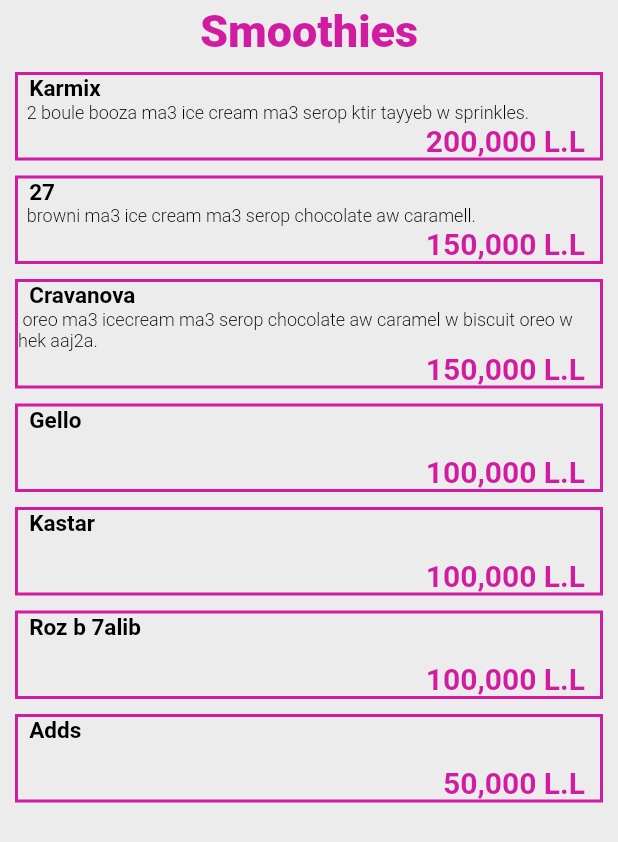
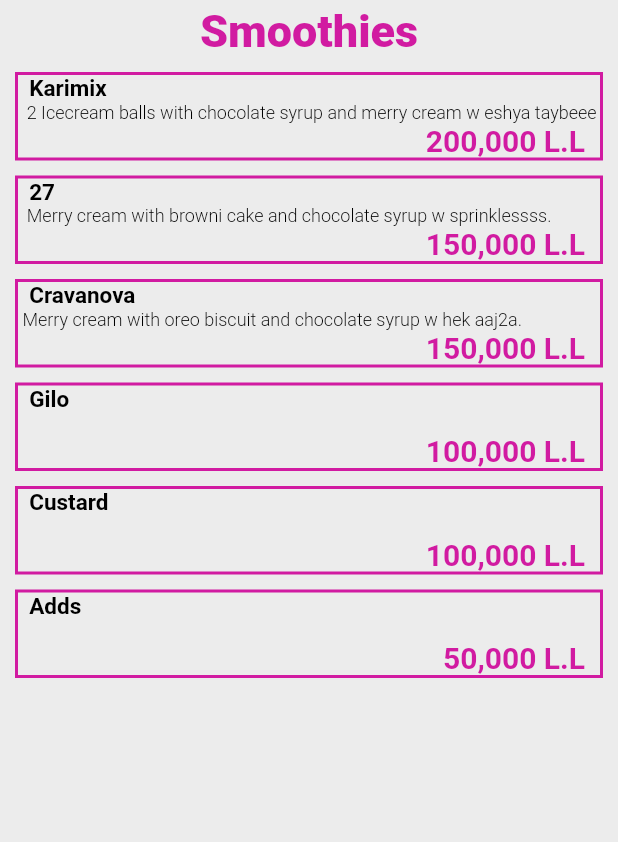
Before and after one commit to kamalsayed98/sacctol, a Flutter app: the smoothies screen opened by its route, on a phone screen of 412 x 824 dp. Shown: the top 842 px of the screen. Run offline on Flutter 3.47's test engine with Material 2 defaults, Android fonts, the phone set to English and light mode, and no system bars; network calls fail.

Commit message:
Update titles

```diff
--- a/lib/smoothiees.dart
+++ b/lib/smoothiees.dart
@@ -43,9 +43,9 @@ class smoothies extends StatelessWidget {
                       mainAxisAlignment: MainAxisAlignment.start,
                       crossAxisAlignment: CrossAxisAlignment.start,
                       children: [
-                        Text('  Karmix', style: s1),
+                        Text('  Karimix', style: s1),
                         Text(
-                            '  2 boule booza ma3 ice cream ma3 serop ktir tayyeb w sprinkles.',
+                            '  2 Icecream balls with chocolate syrup and merry cream w eshya taybeee',
                             style: s2),
                         Row(
                           mainAxisAlignment: MainAxisAlignment.end,
@@ -70,7 +70,7 @@ class smoothies extends StatelessWidget {
                       children: [
                         Text('  27', style: s1),
                         Text(
-                            '  browni ma3 ice cream ma3 serop chocolate aw caramell.',
+                            '  Merry cream with browni cake and chocolate syrup w sprinklessss.',
                             style: s2),
                         Row(
                           mainAxisAlignment: MainAxisAlignment.end,
@@ -95,7 +95,7 @@ class smoothies extends StatelessWidget {
                       children: [
                         Text('  Cravanova', style: s1),
                         Text(
-                            ' oreo ma3 icecream ma3 serop chocolate aw caramel w biscuit oreo w hek aaj2a.',
+                            ' Merry cream with oreo biscuit and chocolate syrup w hek aaj2a.',
                             style: s2),
                         Row(
                           mainAxisAlignment: MainAxisAlignment.end,
@@ -118,7 +118,7 @@ class smoothies extends StatelessWidget {
                       mainAxisAlignment: MainAxisAlignment.start,
                       crossAxisAlignment: CrossAxisAlignment.start,
                       children: [
-                        Text('  Gello', style: s1),
+                        Text('  Gilo', style: s1),
                         Text(' ', style: s2),
                         Row(
                           mainAxisAlignment: MainAxisAlignment.end,
@@ -141,30 +141,7 @@ class smoothies extends StatelessWidget {
                       mainAxisAlignment: MainAxisAlignment.start,
                       crossAxisAlignment: CrossAxisAlignment.start,
                       children: [
-                        Text('  Kastar', style: s1),
-                        Text(' ', style: s2),
-                        Row(
-                          mainAxisAlignment: MainAxisAlignment.end,
-                          crossAxisAlignment: CrossAxisAlignment.end,
-                          children: [
-                            Text('100,000 L.L  ', style: s3),
-                          ],
-                        )
-                      ],
-                    ))),
-            Padding(
-                padding: const EdgeInsets.fromLTRB(10, 5, 10, 5),
-                child: Container(
-                    decoration: BoxDecoration(
-                        border: Border.all(
-                      color: c1,
-                      width: 2,
-                    )),
-                    child: Column(
-                      mainAxisAlignment: MainAxisAlignment.start,
-                      crossAxisAlignment: CrossAxisAlignment.start,
-                      children: [
-                        Text('  Roz b 7alib', style: s1),
+                        Text('  Custard', style: s1),
                         Text(' ', style: s2),
                         Row(
                           mainAxisAlignment: MainAxisAlignment.end,
```
Also changed, not shown: lib/icecream.dart (+9 -12 lines), 4 other files.
